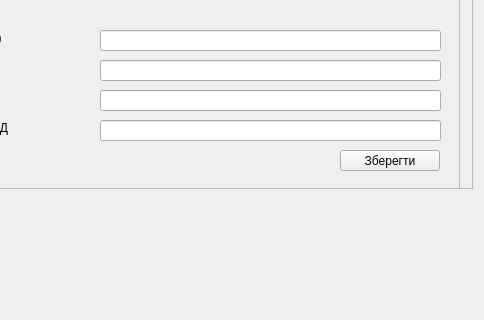
This is src/appsetting.ui in MikeostCorp/Gradify as Qt 5 draws it before an edit; both pictures show x 248 to 732 and y 180 to 500 of the 732 by 586 pixel window. The edited form follows.
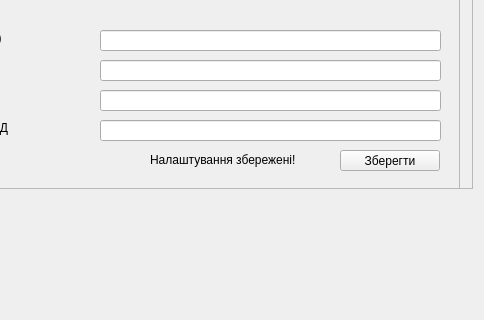
This is the edited form. Icons and pictures are not drawn.

Commit message:
feat: server parameters in settings, export/import config data
fix login trouble on OSX 10.15

The edit to the form file:
```diff
--- a/src/appsetting.ui
+++ b/src/appsetting.ui
@@ -595,6 +595,31 @@
           </rect>
          </property>
         </widget>
+        <widget class="QLabel" name="succSaveSettings">
+         <property name="enabled">
+          <bool>true</bool>
+         </property>
+         <property name="geometry">
+          <rect>
+           <x>240</x>
+           <y>160</y>
+           <width>181</width>
+           <height>20</height>
+          </rect>
+         </property>
+         <property name="sizePolicy">
+          <sizepolicy hsizetype="Preferred" vsizetype="Fixed">
+           <horstretch>0</horstretch>
+           <verstretch>0</verstretch>
+          </sizepolicy>
+         </property>
+         <property name="styleSheet">
+          <string notr="true"/>
+         </property>
+         <property name="text">
+          <string>&lt;html&gt;&lt;head/&gt;&lt;body&gt;&lt;p&gt;Налаштування збережені!&lt;/p&gt;&lt;/body&gt;&lt;/html&gt;</string>
+         </property>
+        </widget>
        </widget>
       </item>
      </layout>
```
The commit also changes 7 other files.
